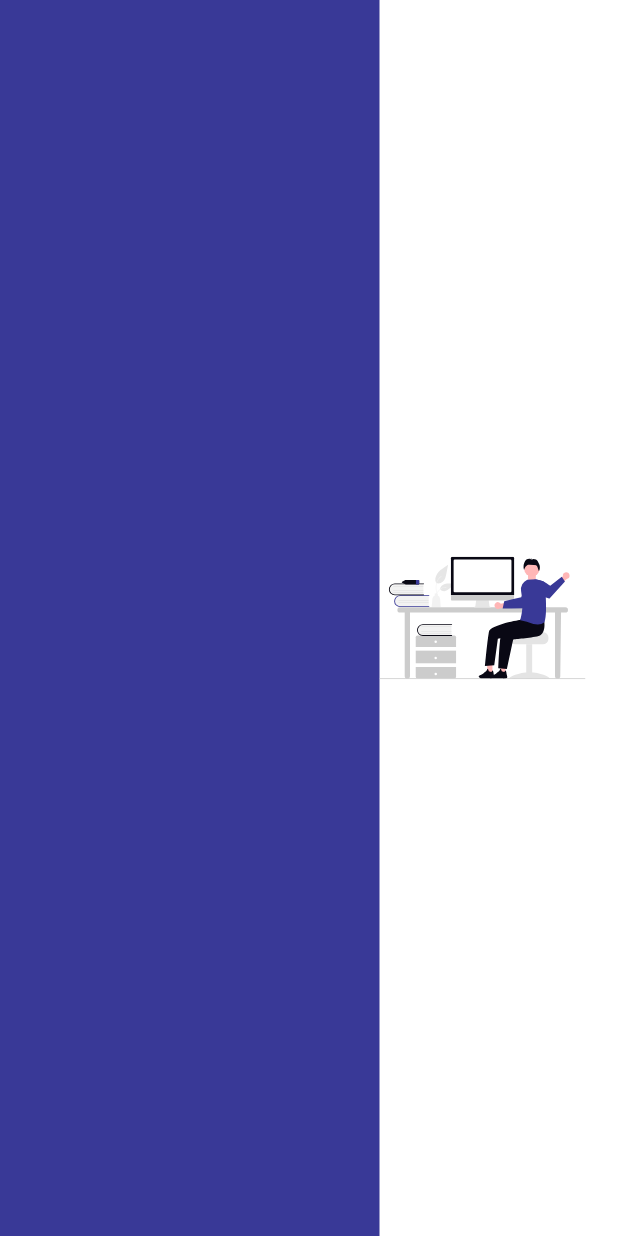
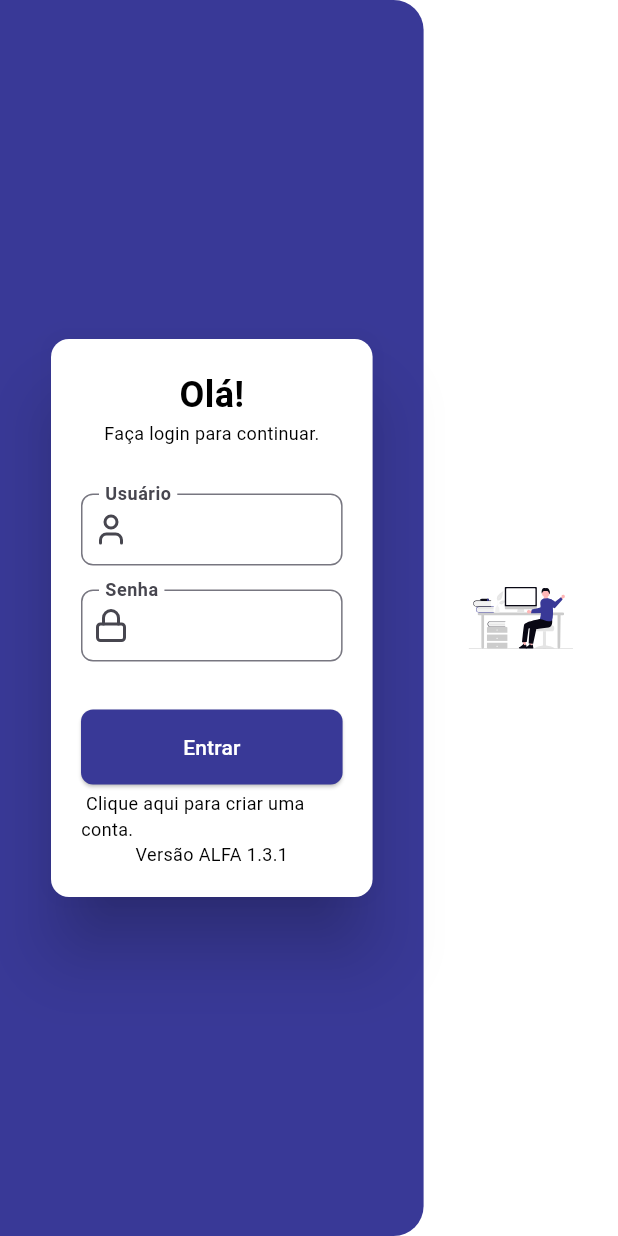
Before and after one commit to joaopedrofraga/manager-app, a Flutter app: the screen it shows after launch, on a phone screen of 412 x 824 dp. Run offline on Flutter 3.47's test engine with Material 3 defaults, Android fonts, the phone set to English and light mode, and no system bars; our stand-ins replace animated_toggle_switch, extended_masked_text, flutter_svg, google_fonts, lucide_icons_flutter, quickalert; missing offline and left inert: cpf_cnpj_validator, postgres; Roboto replaces fonts that are missing (Kanit).

Commit message:
Criação da tela de registro e aprimoramento da tela de login.

```diff
--- a/lib/core/config/app_routes.dart
+++ b/lib/core/config/app_routes.dart
@@ -1,5 +1,6 @@
 import 'package:flutter/widgets.dart';
 import 'package:manager_app/presentation/auth/login/pages/login_page.dart';
+import 'package:manager_app/presentation/auth/register/pages/register_page.dart';
 import 'package:manager_app/presentation/home_page.dart';
 
 class AppRoutes {
@@ -17,5 +18,6 @@ class AppRoutes {
   static Map<String, Widget Function(BuildContext)> get getRoutes => {
     HomePage.routeName: (context) => const HomePage(),
     LoginPage.routeName: (context) => const LoginPage(),
+    RegisterPage.routeName: (context) => const RegisterPage(),
   };
 }
--- a/lib/presentation/auth/login/pages/login_page.dart
+++ b/lib/presentation/auth/login/pages/login_page.dart
@@ -1,8 +1,14 @@
 import 'package:flutter/material.dart';
 import 'package:flutter_svg/svg.dart';
+import 'package:lucide_icons_flutter/lucide_icons.dart';
 import 'package:manager_app/core/config/app_colors.dart';
 import 'package:manager_app/core/config/app_images.dart';
 import 'package:manager_app/core/extensions/media_query_extension.dart';
+import 'package:manager_app/main.dart';
+import 'package:manager_app/widgets/elevatedbutton_widget.dart';
+import 'package:manager_app/widgets/sizedbox_widget.dart';
+import 'package:manager_app/widgets/text_widget.dart';
+import 'package:manager_app/widgets/textformfield_widget.dart';
 
 class LoginPage extends StatefulWidget {
   static const String routeName = '/login';
@@ -21,12 +27,73 @@ class _LoginPageState extends State<LoginPage> {
         children: [
           Container(
             height: double.infinity,
-            width: context.getWidth / 4 + 150,
-            color: AppColors.primary,
+            width: context.getWidth / 5 + 200,
+            decoration: BoxDecoration(
+              color: AppColors.primary,
+              borderRadius: const BorderRadius.only(
+                topRight: Radius.circular(20),
+                bottomRight: Radius.circular(20),
+              ),
+            ),
+            child: Center(
+              child: Padding(
+                padding: const EdgeInsets.all(30),
+                child: Card(
+                  color: AppColors.background,
+                  elevation: 20,
+                  child: Padding(
+                    padding: const EdgeInsets.all(20),
+                    child: Column(
+                      mainAxisSize: MainAxisSize.min,
+                      children: [
+                        TextWidget.title('Olá!'),
+                        //const SizedBoxWidget.sm(),
+                        TextWidget.small('Faça login para continuar.'),
+                        SizedBoxWidget.xl(),
+                        TextFormFieldWidget(
+                          controller: TextEditingController(),
+                          icon: LucideIcons.user,
+                          inputLabel: 'Usuário',
+                        ),
+                        const SizedBoxWidget.md(),
+                        TextFormFieldWidget(
+                          controller: TextEditingController(),
+                          inputLabel: 'Senha',
+                          isPassword: true,
+                          icon: LucideIcons.lock,
+                        ),
+                        const SizedBoxWidget.xl(),
+                        ElevatedButtonWidget(
+                          width: double.infinity,
+                          height: 50,
+                          label: 'Entrar',
+                          onPressed: () {},
+                        ),
+                        const SizedBoxWidget.xxxs(),
+                        InkWell(
+                          onTap:
+                              () => Navigator.pushNamed(context, '/register'),
+                          borderRadius: BorderRadius.circular(3),
+                          child: TextWidget.small(
+                            ' Clique aqui para criar uma conta. ',
+                          ),
+                        ),
+                        TextWidget.small('Versão $versao'),
+                      ],
+                    ),
+                  ),
+                ),
+              ),
+            ),
           ),
-          ConstrainedBox(
-            constraints: BoxConstraints(maxWidth: context.getWidth / 3),
-            child: SvgPicture.asset(AppImages.loginImage),
+          Expanded(
+            child: Padding(
+              padding: const EdgeInsets.all(30),
+              child: SvgPicture.asset(
+                AppImages.loginImage,
+                width: context.getWidth / 5 + 200,
+              ),
+            ),
           ),
         ],
       ),
```
Also changed, not shown: lib/presentation/auth/register/pages/register_page.dart (added, +120 -0 lines), 13 other files.
